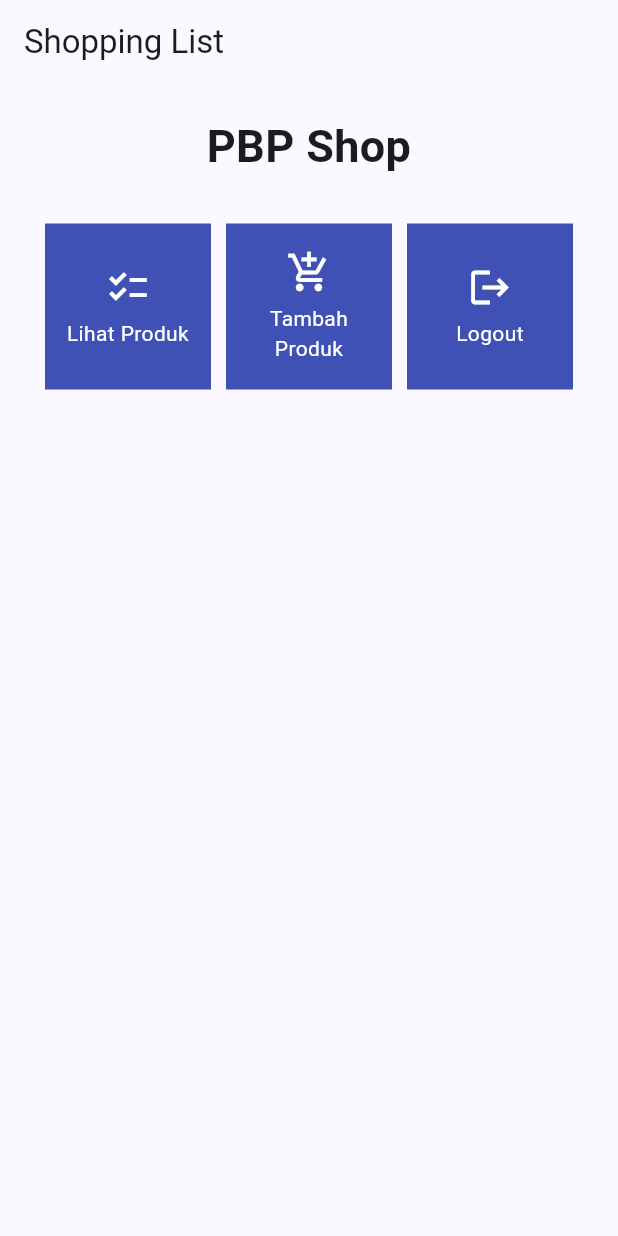
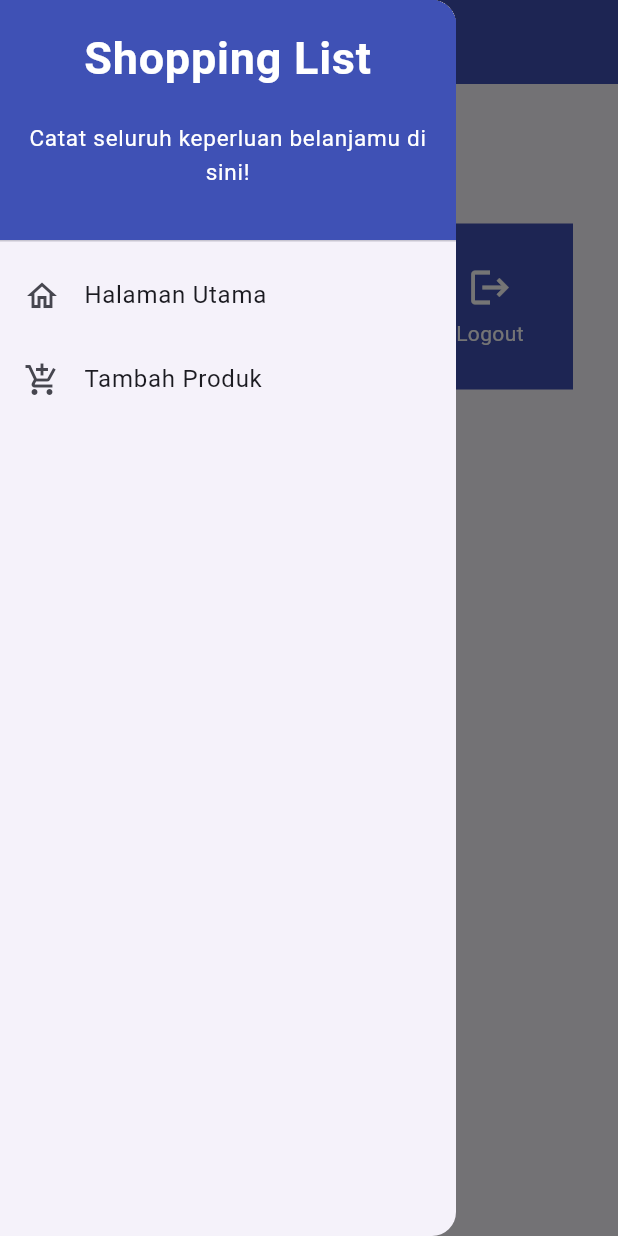
Before and after one commit to WahyuSuryansyah/shopping-list-mobile, a Flutter app: the screen it shows after launch, with the side drawer open (before the commit the screen has no drawer), on a phone screen of 412 x 824 dp. Run offline on Flutter 3.47's test engine with Material 2 defaults, Android fonts, the phone set to English and light mode, and no system bars.

Commit message:
Tutorial 7 Selesai

```diff
--- a/lib/main.dart
+++ b/lib/main.dart
@@ -1,5 +1,5 @@
 import 'package:flutter/material.dart';
-import 'package:shopping_list/menu.dart';
+import 'package:shopping_list/screens/menu.dart';
 
 void main() {
   runApp(const MyApp());
--- a/lib/menu.dart
+++ b/lib/screens/menu.dart
@@ -1,4 +1,6 @@
 import 'package:flutter/material.dart';
+import 'package:shopping_list/widgets/left_drawer.dart';
+import 'package:shopping_list/widgets/shop_card.dart';
 
 class MyHomePage extends StatelessWidget {
     MyHomePage({Key? key}) : super(key: key);
@@ -12,11 +14,15 @@
     @override
     Widget build(BuildContext context) {
         return Scaffold(
-      appBar: AppBar(
-        title: const Text(
-          'Shopping List',
-        ),
-      ),
+          appBar: AppBar(
+            title: const Text(
+              'Shopping List',
+            ),
+            backgroundColor: Colors.indigo,
+            foregroundColor: Colors.white,
+          ),
+          // Masukkan drawer sebagai parameter nilai drawer dari widget Scaffold
+          drawer: const LeftDrawer(),
       body: SingleChildScrollView(
         // Widget wrapper yang dapat discroll
         child: Padding(
@@ -57,55 +63,3 @@
     );
     }
 }
-
-class ShopItem {
-  final String name;
-  final IconData icon;
-
-  ShopItem(this.name, this.icon);
-}
-
-class ShopCard extends StatelessWidget {
-  final ShopItem item;
-
-  const ShopCard(this.item, {super.key}); // Constructor
-
-  @override
-  Widget build(BuildContext context) {
-    return Material(
-      color: Colors.indigo,
-      child: InkWell(
-        // Area responsive terhadap sentuhan
-        onTap: () {
-          // Memunculkan SnackBar ketika diklik
-          ScaffoldMessenger.of(context)
-            ..hideCurrentSnackBar()
-            ..showSnackBar(SnackBar(
-                content: Text("Kamu telah menekan tombol ${item.name}!")));
-        },
-        child: Container(
-          // Container untuk menyimpan Icon dan Text
-          padding: const EdgeInsets.all(8),
-          child: Center(
-            child: Column(
-              mainAxisAlignment: MainAxisAlignment.center,
-              children: [
-                Icon(
-                  item.icon,
-                  color: Colors.white,
-                  size: 30.0,
-                ),
-                const Padding(padding: EdgeInsets.all(3)),
-                Text(
-                  item.name,
-                  textAlign: TextAlign.center,
-                  style: const TextStyle(color: Colors.white),
-                ),
-              ],
-            ),
-          ),
-        ),
-      ),
-    );
-  }
-}
--- /dev/null
+++ b/lib/widgets/left_drawer.dart
@@ -0,0 +1,70 @@
+import 'package:flutter/material.dart';
+import 'package:shopping_list/screens/menu.dart';
+import 'package:shopping_list/screens/shoplist_form.dart';
+
+
+class LeftDrawer extends StatelessWidget {
+  const LeftDrawer({super.key});
+
+  @override
+  Widget build(BuildContext context) {
+    return Drawer(
+      child: ListView(
+        children: [
+          const DrawerHeader(
+            decoration: BoxDecoration(
+            color: Colors.indigo,
+          ),
+          child: Column(
+            children: [
+              Text(
+                'Shopping List',
+                textAlign: TextAlign.center,
+                style: TextStyle(
+                  fontSize: 30,
+                  fontWeight: FontWeight.bold,
+                  color: Colors.white,
+                ),
+              ),
+              Padding(padding: EdgeInsets.all(10)),
+              Text("Catat seluruh keperluan belanjamu di sini!",
+              textAlign: TextAlign.center, // Center alignment
+              style: TextStyle(
+              fontSize: 15, // Font size 15
+              color: Colors.white, // Text color white
+              fontWeight: FontWeight.normal, // Weight biasa (normal)
+                  ),
+              ),
+            ],
+          ),
+          ),
+          ListTile(
+            leading: const Icon(Icons.home_outlined),
+            title: const Text('Halaman Utama'),
+            // Bagian redirection ke MyHomePage
+            onTap: () {
+              Navigator.pushReplacement(
+                  context,
+                  MaterialPageRoute(
+                    builder: (context) => MyHomePage(),
+                  ));
+            },
+          ),
+          ListTile(
+            leading: const Icon(Icons.add_shopping_cart),
+            title: const Text('Tambah Produk'),
+            // Bagian redirection ke ShopFormPage
+            onTap: () {
+              Navigator.push(
+                context,
+                MaterialPageRoute(
+                  builder: (context) => ShopFormPage(), // Gantilah dengan nama halaman yang sesuai
+      ),
+    );
+            },
+          ),
+        ],
+      ),
+    );
+  }
+}
--- /dev/null
+++ b/lib/widgets/shop_card.dart
@@ -0,0 +1,64 @@
+import 'package:shopping_list/screens/shoplist_form.dart';
+import 'package:flutter/material.dart';
+
+class ShopItem {
+  final String name;
+  final IconData icon;
+
+  ShopItem(this.name, this.icon);
+}
+
+class ShopCard extends StatelessWidget {
+  final ShopItem item;
+
+  const ShopCard(this.item, {super.key}); // Constructor
+
+  @override
+  Widget build(BuildContext context) {
+    return Material(
+      color: Colors.indigo,
+      child: InkWell(
+        // Area responsive terhadap sentuhan
+        onTap: () {
+          // Memunculkan SnackBar ketika diklik
+          ScaffoldMessenger.of(context)
+            ..hideCurrentSnackBar()
+            ..showSnackBar(SnackBar(
+                content: Text("Kamu telah menekan tombol ${item.name}!")));
+
+                // Navigate ke route yang sesuai (tergantung jenis tombol)
+            if (item.name == "Tambah Produk") {
+              Navigator.push(
+                context,
+                MaterialPageRoute(
+                  builder: (context) => ShopFormPage(),
+                ),
+              );
+            }
+        },
+        child: Container(
+          // Container untuk menyimpan Icon dan Text
+          padding: const EdgeInsets.all(8),
+          child: Center(
+            child: Column(
+              mainAxisAlignment: MainAxisAlignment.center,
+              children: [
+                Icon(
+                  item.icon,
+                  color: Colors.white,
+                  size: 30.0,
+                ),
+                const Padding(padding: EdgeInsets.all(3)),
+                Text(
+                  item.name,
+                  textAlign: TextAlign.center,
+                  style: const TextStyle(color: Colors.white),
+                ),
+              ],
+            ),
+          ),
+        ),
+      ),
+    );
+  }
+}
```
Also changed, not shown: lib/screens/shoplist_form.dart (added, +163 -0 lines).
